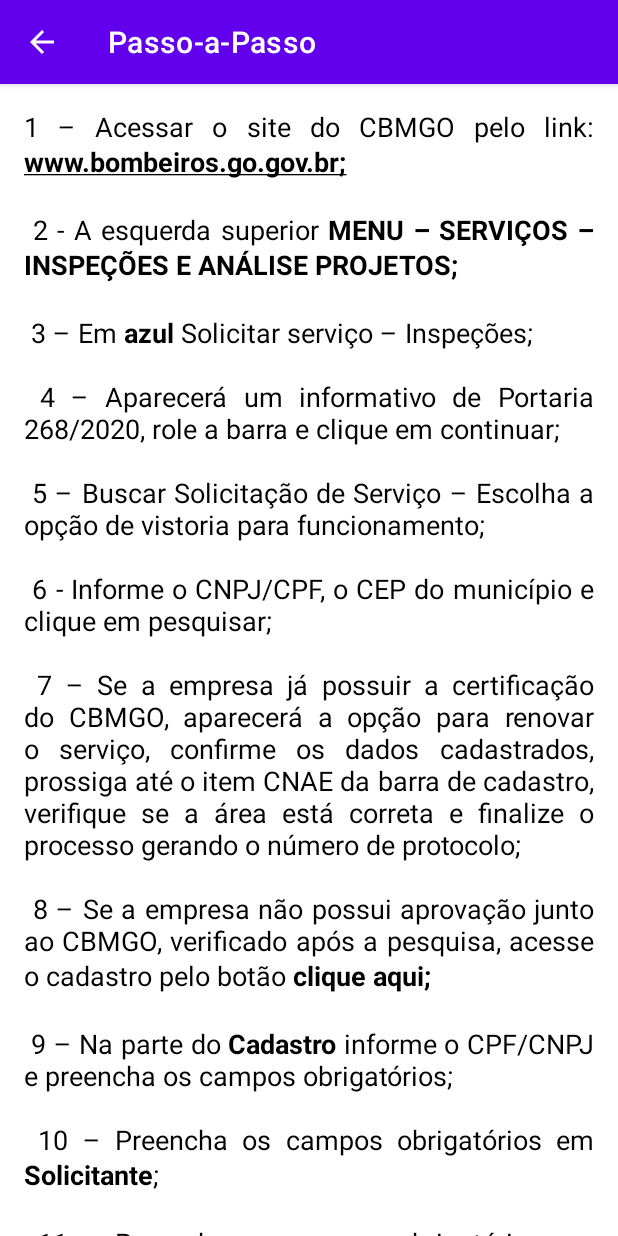
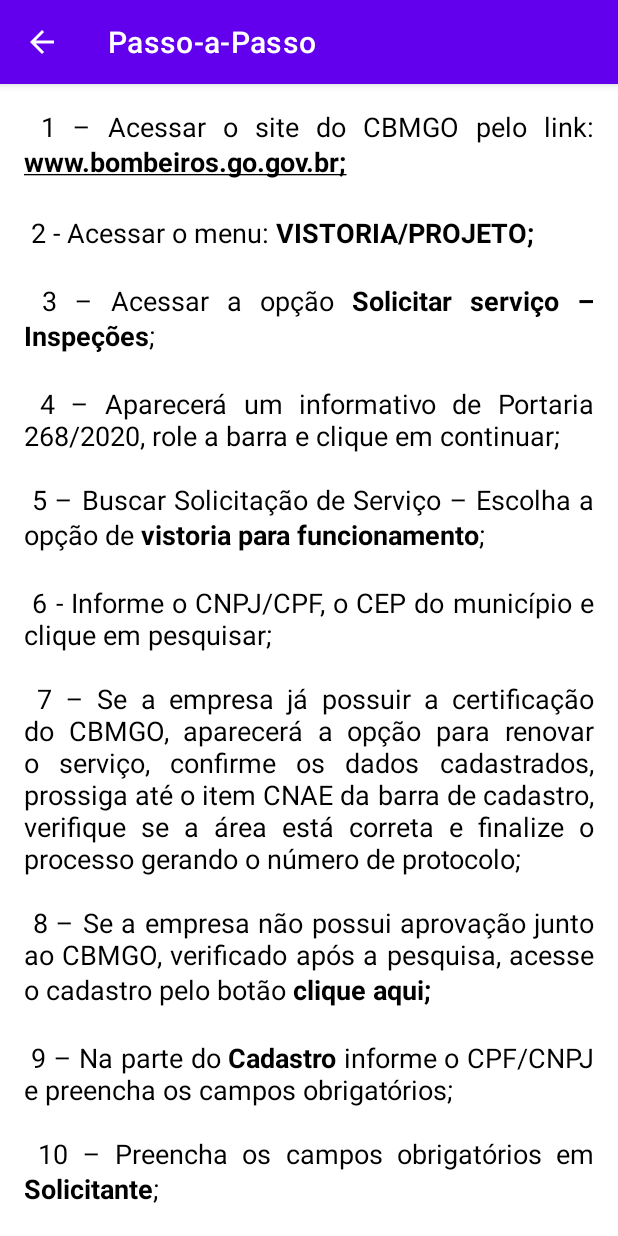
Before and after one commit to edmundobop/Vistoria_Facil, an Android app: the CertiPreviaPassoApasso screen opened directly, with no data from a screen before it, on a phone screen of 412 x 824 dp. Run offline under Robolectric (Android 15) with nearby library versions, the phone set to English and light mode, and no system bars.

Commit message:
alteracoes 11/11/21

```diff
--- a/app/build.gradle
+++ b/app/build.gradle
@@ -10,8 +10,8 @@ android {
         applicationId "com.vistoria.vistoriaFacil_v2"
         minSdkVersion 19
         targetSdkVersion 31
-        versionCode 4
-        versionName "1.4"
+        versionCode 5
+        versionName "1.5"
 
         testInstrumentationRunner "androidx.test.runner.AndroidJUnitRunner"
     }
--- a/app/src/main/res/layout/activity_divisao_h.xml
+++ b/app/src/main/res/layout/activity_divisao_h.xml
@@ -39,7 +39,7 @@
 
             <Button
                 android:id="@+id/H2"
-                android:layout_width="wrap_content"
+                android:layout_width="match_parent"
                 android:layout_height="wrap_content"
                 android:hint="@string/button_H2"
                 android:onClick="onClick"
@@ -49,7 +49,7 @@
 
             <Button
                 android:id="@+id/H3"
-                android:layout_width="wrap_content"
+                android:layout_width="match_parent"
                 android:layout_height="wrap_content"
                 android:hint="@string/button_H3"
                 android:onClick="onClick"
--- a/app/src/main/res/values/strings.xml
+++ b/app/src/main/res/values/strings.xml
@@ -374,11 +374,12 @@ COMO SOLICITAR CERTIFICAÇÃO PRÉVIA
 
     //Tela do Passo-aPasso
     <string name="txt_TpAp">PASSO A PASSO PARA SOLICITAR VISTORIA NO CBMGO</string>
-    <string name="txt_pAp">1 – Acessar o site do CBMGO pelo link: <u><b>www.bombeiros.go.gov.br;</b></u>\n\n
-2 - A esquerda superior <b>MENU – SERVIÇOS – INSPEÇÕES E ANÁLISE PROJETOS;</b>\n\n
-3 – Em <b>azul</b> Solicitar serviço – Inspeções;\n\n
+    <string name="txt_pAp">
+1 – Acessar o site do CBMGO pelo link: <u><b>www.bombeiros.go.gov.br;</b></u>\n\n
+2 - Acessar o menu: <b>VISTORIA/PROJETO;</b>\n\n
+3 – Acessar a opção <b>Solicitar serviço – Inspeções</b>;\n\n
 4 – Aparecerá um informativo de Portaria 268/2020, role a barra e clique em continuar;\n\n
-5 – Buscar Solicitação de Serviço – Escolha a opção de vistoria para funcionamento;\n\n
+5 – Buscar Solicitação de Serviço – Escolha a opção de <b>vistoria para funcionamento</b>;\n\n
 6 - Informe o CNPJ/CPF, o CEP do município e clique em pesquisar;\n\n
 7 – Se a empresa já possuir a certificação do CBMGO, aparecerá a opção para renovar
 o serviço, confirme os dados cadastrados, prossiga até o item CNAE da barra de
```
Also changed, not shown: app/src/main/java/br/com/stone4/resultados/Controle_Resultado.java (+19 -8 lines), app/src/main/res/drawable/logo.png.
